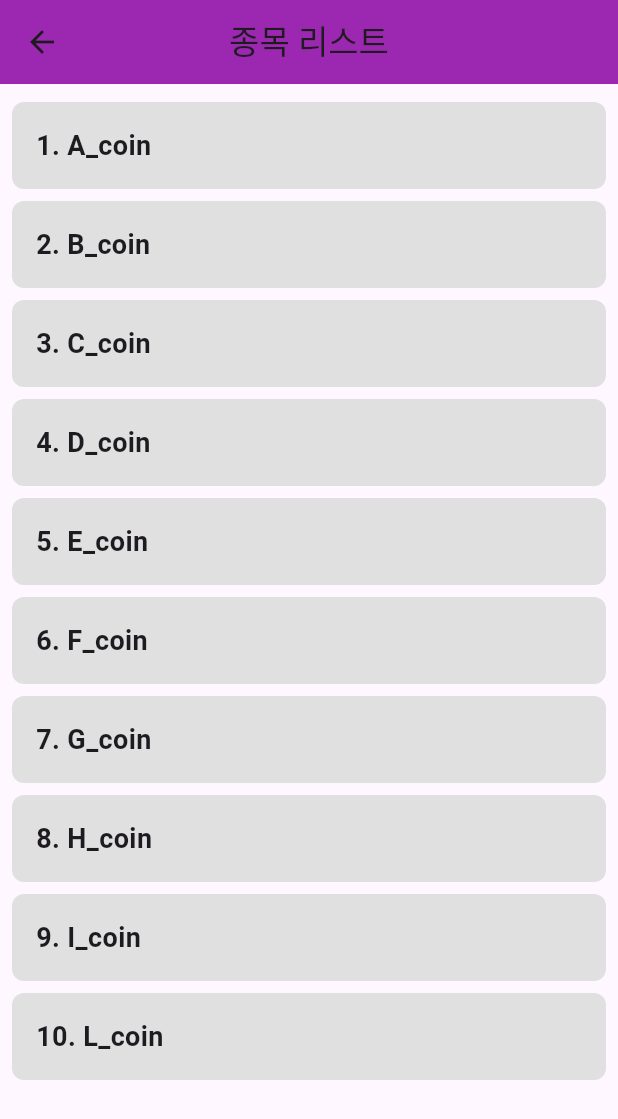
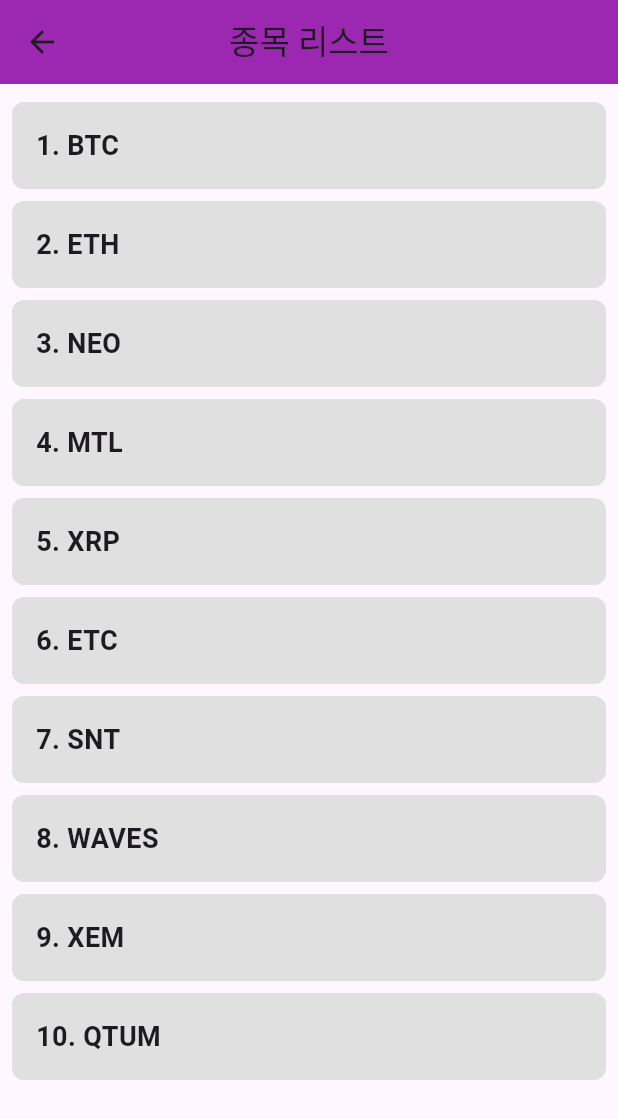
Before and after one commit to OldiesOS/coinguesser-front, a Flutter app: the Coinlist screen opened directly, on a phone screen of 412 x 824 dp. Shown: the top 1119 px of the screen. Run offline on Flutter 3.47's test engine with Material 3 defaults, Android fonts, the phone set to English and light mode, and no system bars; our stand-ins replace fl_chart, webview_flutter.

Commit message:
코인명, url 수정

```diff
--- a/flutter_mobile/lib/CoinList.dart
+++ b/flutter_mobile/lib/CoinList.dart
@@ -19,16 +19,16 @@ class Coinlist extends StatelessWidget {
 
 class CoinList extends StatelessWidget {
   final List<String> coins = [
-    'A_coin',
-    'B_coin',
-    'C_coin',
-    'D_coin',
-    'E_coin',
-    'F_coin',
-    'G_coin',
-    'H_coin',
-    'I_coin',
-    'L_coin',
+    'BTC',
+    'ETH',
+    'NEO',
+    'MTL',
+    'XRP',
+    'ETC',
+    'SNT',
+    'WAVES',
+    'XEM',
+    'QTUM',
   ];
 
   @override
@@ -42,8 +42,8 @@ class CoinList extends StatelessWidget {
             Navigator.push(
               context,
               MaterialPageRoute(
-                builder: (context) => MainPage(coinName: coins[index], url: 'http://google.com'), // 임시로 구글사이트 해둠
-                //builder: (context) => MainPage(coinName: coins[index], url: 'http://35.216.20.36:3000/${coins[index]}'),
+                //builder: (context) => MainPage(coinName: coins[index], url: 'http://google.com'), // 임시로 구글사이트 해둠
+                builder: (context) => MainPage(coinName: coins[index], url: 'http://35.216.20.36:3000/${coins[index]}'),
                 // http://35.216.20.36:3000 << 우리 서버주소 url 에 그래프 url ㄱㄱ 하면 됨
               ),
             );
```
Also changed, not shown: 1 other file.
